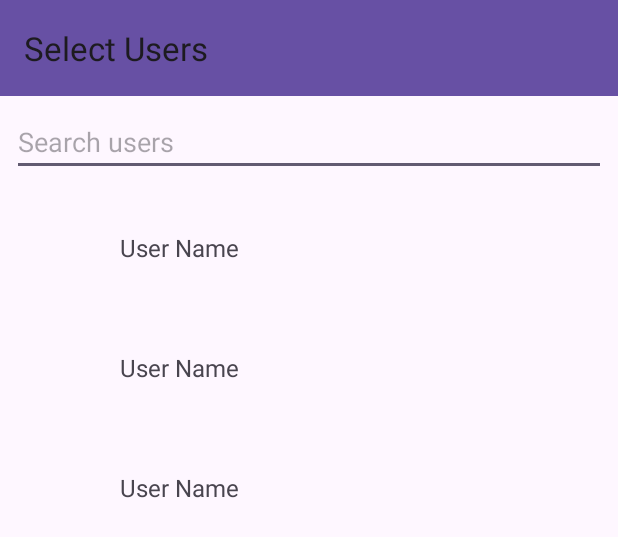
After one commit to gitcomit8/Pulse, an Android app: the layout activity_user_list.xml on its own in the app's theme, with its tools: preview values and no code run, on a phone screen of 412 x 824 dp. The commit adds this screen. Shown: the top 537 px of the screen. Run offline under Robolectric (Android 15) with nearby library versions, the phone set to English and light mode, and no system bars.

Commit message:
Implement: User list display and filtering
- Created `UserListActivity` to display a list of users.
- Added `UserAdapter` for displaying user data in a RecyclerView.
- Added `User` model for storing user details.
- Implemented user filtering based on display name.
- Added loading and empty list states in the `UserListActivity`.
- Added default user icon in drawable.
- Added dependencies for Glide and other required libraries.
- Refactor: Move `LoginActivity` and `RegisterActivity` to `activities` package.
- Created layout for `UserListActivity` and item layout for user in list view.

```diff
--- a/app/build.gradle
+++ b/app/build.gradle
@@ -43,7 +43,10 @@ dependencies {
     implementation libs.material
     implementation libs.activity
     implementation libs.constraintlayout
+    implementation libs.glide
+    implementation libs.impress
     testImplementation libs.junit
     androidTestImplementation libs.ext.junit
     androidTestImplementation libs.espresso.core
+    annotationProcessor libs.compiler
 }
--- a/app/src/main/AndroidManifest.xml
+++ b/app/src/main/AndroidManifest.xml
@@ -12,7 +12,7 @@
         android:supportsRtl="true"
         android:theme="@style/Theme.Pulse">
         <activity
-            android:name=".LoginActivity"
+            android:name=".activities.LoginActivity"
             android:exported="true">
             <intent-filter>
                 <action android:name="android.intent.action.MAIN" />
@@ -20,7 +20,7 @@
             </intent-filter>
         </activity>
         <activity
-            android:name=".RegisterActivity"
+            android:name=".activities.RegisterActivity"
             android:exported="false" />
         <activity
             android:name=".MainActivity"
--- a/app/src/main/java/com/mirza/pulse/LoginActivity.java
+++ b/app/src/main/java/com/mirza/pulse/activities/LoginActivity.java
@@ -1,4 +1,4 @@
-package com.mirza.pulse;
+package com.mirza.pulse.activities;
 
 import android.content.Intent;
 import android.os.Bundle;
@@ -20,6 +20,8 @@ import com.google.firebase.auth.AuthCredential;
 import com.google.firebase.auth.FirebaseAuth;
 import com.google.firebase.auth.FirebaseUser;
 import com.google.firebase.auth.GoogleAuthProvider;
+import com.mirza.pulse.MainActivity;
+import com.mirza.pulse.R;
 
 /**
  *  LoginActivity is responsible for handling user authentication.
--- /dev/null
+++ b/app/src/main/res/drawable/ic_default_user.xml
@@ -0,0 +1,4 @@
+<?xml version="1.0" encoding="utf-8"?>
+<selector>
+
+</selector>
--- /dev/null
+++ b/app/src/main/res/layout/activity_user_list.xml
@@ -0,0 +1,63 @@
+<?xml version="1.0" encoding="utf-8"?>
+<androidx.constraintlayout.widget.ConstraintLayout xmlns:android="http://schemas.android.com/apk/res/android"
+    xmlns:app="http://schemas.android.com/apk/res-auto"
+    xmlns:tools="http://schemas.android.com/tools"
+    android:layout_width="match_parent"
+    android:layout_height="match_parent"
+    tools:context=".activities.UserListActivity">
+
+    <androidx.appcompat.widget.Toolbar
+        android:id="@+id/toolbar"
+        android:layout_width="0dp"
+        android:layout_height="?attr/actionBarSize"
+        android:background="?attr/colorPrimary"
+        android:theme="@style/ThemeOverlay.AppCompat.ActionBar"
+        app:layout_constraintEnd_toEndOf="parent"
+        app:layout_constraintStart_toStartOf="parent"
+        app:layout_constraintTop_toTopOf="parent"
+        app:title="Select Users" />
+
+    <EditText
+        android:id="@+id/searchEditText"
+        android:layout_width="0dp"
+        android:layout_height="wrap_content"
+        android:layout_margin="8dp"
+        android:hint="Search users"
+        android:inputType="text"
+        app:layout_constraintEnd_toEndOf="parent"
+        app:layout_constraintStart_toStartOf="parent"
+        app:layout_constraintTop_toBottomOf="@id/toolbar" />
+
+    <androidx.recyclerview.widget.RecyclerView
+        android:id="@+id/userRecyclerView"
+        android:layout_width="0dp"
+        android:layout_height="0dp"
+        android:layout_marginTop="8dp"
+        app:layout_constraintBottom_toBottomOf="parent"
+        app:layout_constraintEnd_toEndOf="parent"
+        app:layout_constraintStart_toStartOf="parent"
+        app:layout_constraintTop_toBottomOf="@id/searchEditText"
+        tools:listitem="@layout/item_user" />
+
+    <TextView
+        android:id="@+id/emptyListTextView"
+        android:layout_width="wrap_content"
+        android:layout_height="wrap_content"
+        android:text="No users found."
+        android:visibility="gone"
+        app:layout_constraintBottom_toBottomOf="parent"
+        app:layout_constraintEnd_toEndOf="parent"
+        app:layout_constraintStart_toStartOf="parent"
+        app:layout_constraintTop_toTopOf="parent" />
+
+    <ProgressBar
+        android:id="@+id/progressBar"
+        android:layout_width="wrap_content"
+        android:layout_height="wrap_content"
+        android:visibility="gone"
+        app:layout_constraintBottom_toBottomOf="parent"
+        app:layout_constraintEnd_toEndOf="parent"
+        app:layout_constraintStart_toStartOf="parent"
+        app:layout_constraintTop_toTopOf="parent" />
+
+</androidx.constraintlayout.widget.ConstraintLayout>
--- /dev/null
+++ b/app/src/main/res/layout/item_user.xml
@@ -0,0 +1,23 @@
+<?xml version="1.0" encoding="utf-8"?>
+<LinearLayout xmlns:android="http://schemas.android.com/apk/res/android"
+    android:layout_width="match_parent"
+    android:layout_height="wrap_content"
+    android:gravity="center_vertical"
+    android:orientation="horizontal"
+    android:padding="16dp">
+
+    <ImageView
+        android:id="@+id/userImageView"
+        android:layout_width="48dp"
+        android:layout_height="48dp"
+        android:src="@drawable/ic_default_user" />
+
+    <TextView
+        android:id="@+id/userNameTextView"
+        android:layout_width="wrap_content"
+        android:layout_height="wrap_content"
+        android:layout_marginStart="16dp"
+        android:text="User Name"
+        android:textSize="16sp" />
+
+</LinearLayout>
--- a/gradle/libs.versions.toml
+++ b/gradle/libs.versions.toml
@@ -15,6 +15,9 @@ materialVersion = "1.9.0"
 playServicesAuth = "21.3.0"
 playServicesAuthVersion = "20.7.0"
 playServicesIdentity = "18.1.0"
+glide = "4.16.0"
+compiler = "4.16.0"
+impress = "0.0.1"
 
 [libraries]
 constraintlayout-v214 = { module = "androidx.constraintlayout:constraintlayout", version.ref = "constraintlayoutVersion" }
@@ -32,6 +35,9 @@ material-v190 = { module = "com.google.android.material:material", version.ref =
 play-services-auth = { module = "com.google.android.gms:play-services-auth", version.ref = "playServicesAuth" }
 play-services-identity = { module = "com.google.android.gms:play-services-identity", version.ref = "playServicesIdentity" }
 play-services-auth-v2070 = { module = "com.google.android.gms:play-services-auth", version.ref = "playServicesAuthVersion" }
+glide = { group = "com.github.bumptech.glide", name = "glide", version.ref = "glide" }
+compiler = { group = "com.github.bumptech.glide", name = "compiler", version.ref = "compiler" }
+impress = { group = "com.google.ar", name = "impress", version.ref = "impress" }
 
 [plugins]
 android-application = { id = "com.android.application", version.ref = "agp" }
```
Also changed, not shown: app/src/main/java/com/mirza/pulse/activities/RegisterActivity.java (renamed from app/src/main/java/com/mirza/pulse/RegisterActivity.java, +5 -4 lines), app/src/main/java/com/mirza/pulse/activities/UserListActivity.java (added, +121 -0 lines), app/src/main/java/com/mirza/pulse/adapters/UserAdapter.java (added, +71 -0 lines), app/src/main/java/com/mirza/pulse/models/User.java (added, +57 -0 lines).
